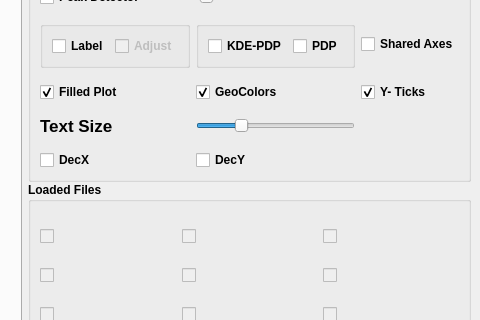
andresrcorcho/CGD_HistogramsApp, file histograms.ui: the form before one commit; both pictures show x 960 to 1440 and y 236 to 556 of the 1440 by 808 pixel window.
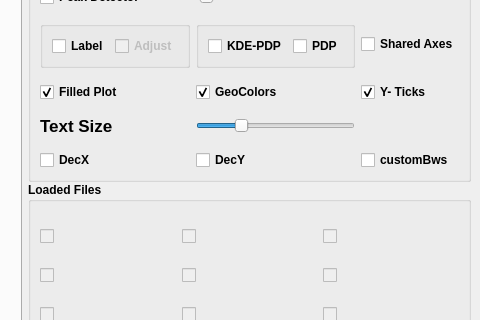
The form after the commit. Custom widgets are drawn as their Qt base class.

Diff of the .ui file:
```diff
--- a/histograms.ui
+++ b/histograms.ui
@@ -840,6 +840,13 @@
               </property>
              </widget>
             </item>
+            <item row="10" column="4">
+             <widget class="QCheckBox" name="customBw">
+              <property name="text">
+               <string>customBws</string>
+              </property>
+             </widget>
+            </item>
            </layout>
           </widget>
          </item>
```
